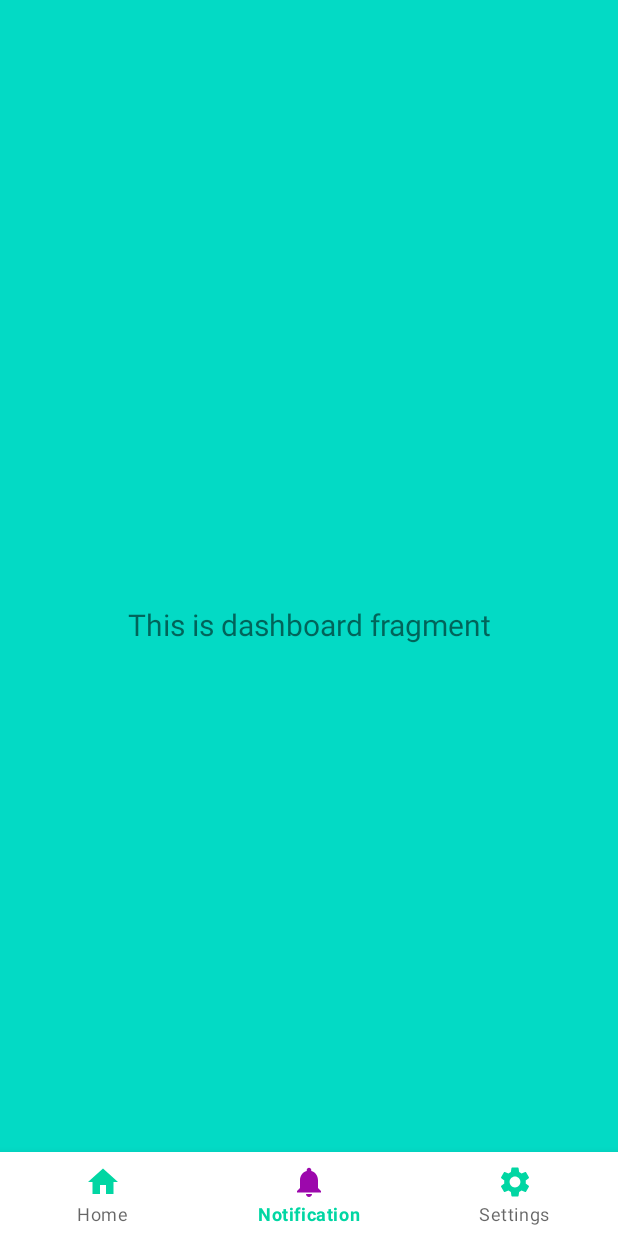
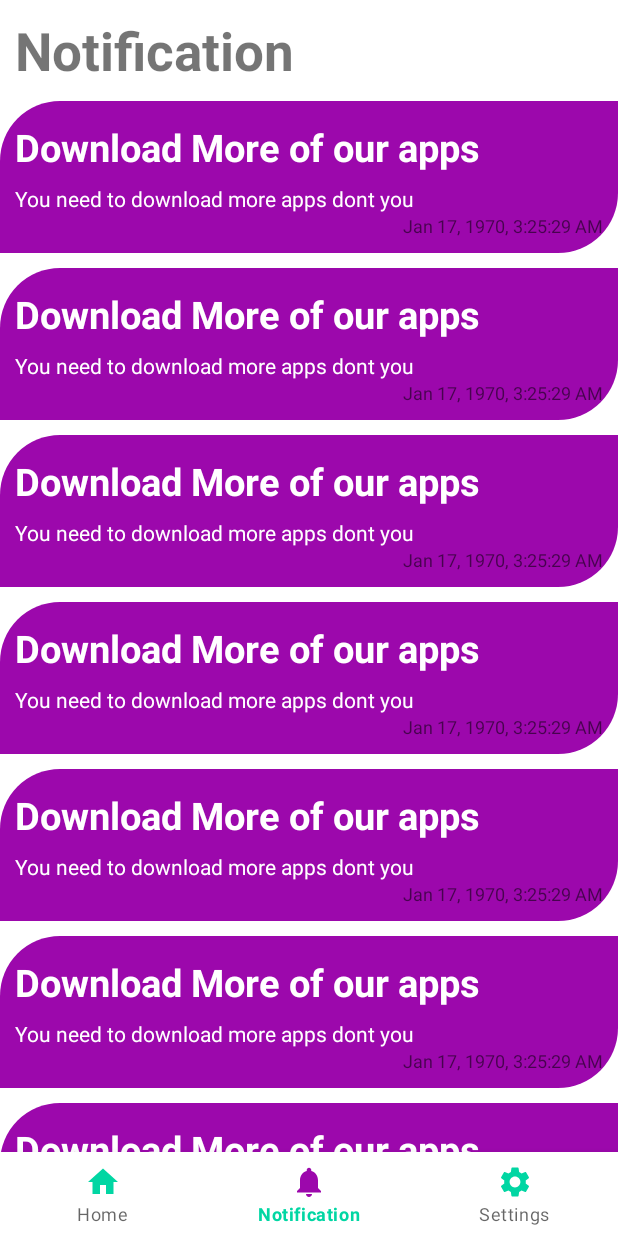
Before and after one commit to AgborSuccess/Pronounce, an Android app: the screen it shows after launch (MainActivity), item 2 of the bottom bar chosen, on a phone screen of 412 x 824 dp. Run offline under Robolectric (Android 15) with nearby library versions, the phone set to English and light mode, and no system bars; our stand-ins replace navigation-ui.

Commit message:
Implemented the notifications fragment Layout

```diff
--- a/app/src/main/java/com/example/pronouncetwo/ui/dashboard/DashboardFragment.java
+++ b/app/src/main/java/com/example/pronouncetwo/ui/dashboard/DashboardFragment.java
@@ -9,6 +9,8 @@ import android.widget.TextView;
 import androidx.annotation.NonNull;
 import androidx.fragment.app.Fragment;
 import androidx.lifecycle.ViewModelProvider;
+import androidx.recyclerview.widget.LinearLayoutManager;
+import androidx.recyclerview.widget.RecyclerView;
 
 import com.example.pronouncetwo.databinding.FragmentDashboardBinding;
 
@@ -26,6 +28,13 @@ public class DashboardFragment extends Fragment {
 
         final TextView textView = binding.textDashboard;
         dashboardViewModel.getText().observe(getViewLifecycleOwner(), textView::setText);
+
+        RecyclerView recyclerView;
+        recyclerView = binding.recyclerview;
+        recyclerView.setLayoutManager(new LinearLayoutManager(getActivity()));
+        Notification_adapter notification_adapter = new Notification_adapter(getActivity());
+        recyclerView.setAdapter(notification_adapter);
+
         return root;
     }
 
--- a/app/src/main/java/com/example/pronouncetwo/ui/dashboard/DashboardViewModel.java
+++ b/app/src/main/java/com/example/pronouncetwo/ui/dashboard/DashboardViewModel.java
@@ -10,7 +10,7 @@ public class DashboardViewModel extends ViewModel {
 
     public DashboardViewModel() {
         mText = new MutableLiveData<>();
-        mText.setValue("This is dashboard fragment");
+        mText.setValue("Notification");
     }
 
     public LiveData<String> getText() {
--- /dev/null
+++ b/app/src/main/java/com/example/pronouncetwo/ui/dashboard/Notification.java
@@ -0,0 +1,31 @@
+package com.example.pronouncetwo.ui.dashboard;
+
+public class Notification{
+    String title;
+    String description;
+    long createdTime;
+
+    public String getTitle() {
+        return title;
+    }
+
+    public void setTitle(String title) {
+        this.title = title;
+    }
+
+    public String getDescription() {
+        return description;
+    }
+
+    public void setDescription(String description) {
+        this.description = description;
+    }
+
+    public long getCreatedTime() {
+        return createdTime;
+    }
+
+    public void setCreatedTime(long createdTime) {
+        this.createdTime = createdTime;
+    }
+}
--- /dev/null
+++ b/app/src/main/java/com/example/pronouncetwo/ui/dashboard/Notification_adapter.java
@@ -0,0 +1,87 @@
+package com.example.pronouncetwo.ui.dashboard;
+
+import android.content.Context;
+import android.content.ContextWrapper;
+import android.view.LayoutInflater;
+import android.view.MenuItem;
+import android.view.View;
+import android.view.ViewGroup;
+import android.widget.PopupMenu;
+import android.widget.TextView;
+import android.widget.Toast;
+
+import androidx.annotation.NonNull;
+import androidx.recyclerview.widget.RecyclerView;
+
+import com.example.pronouncetwo.R;
+
+import java.text.DateFormat;
+
+public class Notification_adapter extends RecyclerView.Adapter<Notification_adapter.myViewHolder>{
+
+    Context context;
+
+    public Notification_adapter(Context context) {
+        this.context = context;
+    }
+
+    @NonNull
+    @Override
+    public myViewHolder onCreateViewHolder(@NonNull ViewGroup parent, int viewType) {
+        return new myViewHolder(LayoutInflater.from(context).inflate(R.layout.notifications_layout, parent, false));
+    }
+
+    @Override
+    public void onBindViewHolder(@NonNull myViewHolder holder, int position) {
+//        Notification_adapter notification_adapter
+        int time = (int) System.currentTimeMillis();
+        String formattedTime = DateFormat.getDateTimeInstance().format(time);
+        holder.NotificationTitle.setText("Download More of our apps");
+        holder.NotificationDescription.setText("You need to download more apps dont you");
+        holder.NotificationTime.setText(formattedTime);
+
+        holder.itemView.setOnLongClickListener(new View.OnLongClickListener() {
+            @Override
+            public boolean onLongClick(View v) {
+
+                PopupMenu menu = new PopupMenu(context, v);
+                menu.getMenu().add("DELETE");
+                menu.setOnMenuItemClickListener(new PopupMenu.OnMenuItemClickListener() {
+                    @Override
+                    public boolean onMenuItemClick(MenuItem item) {
+
+                        if(item.getTitle().equals("DELETE")){
+//                            delete the note
+                            Toast.makeText(context, "Notification Deleted", Toast.LENGTH_SHORT).show();
+                        }
+
+                        return true;
+                    }
+                });
+                menu.show();
+
+                return true;
+            }
+        });
+    }
+
+    @Override
+    public int getItemCount() {
+        return 30;
+    }
+
+    public class myViewHolder extends RecyclerView.ViewHolder{
+
+        TextView NotificationTitle;
+        TextView NotificationDescription;
+        TextView NotificationTime;
+
+        public myViewHolder(@NonNull View itemView) {
+            super(itemView);
+
+            NotificationTitle = itemView.findViewById(R.id.notification_title);
+            NotificationDescription = itemView.findViewById(R.id.notification_text);
+            NotificationTime = itemView.findViewById(R.id.notification_time);
+        }
+    }
+}
--- a/app/src/main/java/com/example/pronouncetwo/ui/home/HomeFragment.java
+++ b/app/src/main/java/com/example/pronouncetwo/ui/home/HomeFragment.java
@@ -62,6 +62,9 @@ public class HomeFragment extends Fragment {
 
 //                Generates Error cos of te below line of code @Line64
                 finalTts.speak(txtToSpeech, TextToSpeech.QUEUE_FLUSH, null);
+
+
+
 //
 //                finalTts.speak(txtToSpeech, TextToSpeech.QUEUE_ADD, null);
 //                finalTts.shutdown();
@@ -79,6 +82,7 @@ public class HomeFragment extends Fragment {
     @Override
     public void onDestroyView() {
 
+
         super.onDestroyView();
         binding = null;
 
--- /dev/null
+++ b/app/src/main/res/drawable/notification_item_background.xml
@@ -0,0 +1,8 @@
+<?xml version="1.0" encoding="utf-8"?>
+<shape xmlns:android="http://schemas.android.com/apk/res/android" android:shape="rectangle">
+
+    <corners android:bottomRightRadius="40dp" android:topLeftRadius="40dp"/>
+<!--    <gradient android:startColor="@color/mySecondary" android:centerColor="@color/myPrimary" android:endColor="@color/white"/>-->
+    <solid android:color="@color/mySecondary"/>
+
+</shape>
--- a/app/src/main/res/layout/fragment_dashboard.xml
+++ b/app/src/main/res/layout/fragment_dashboard.xml
@@ -1,23 +1,30 @@
 <?xml version="1.0" encoding="utf-8"?>
-<androidx.constraintlayout.widget.ConstraintLayout xmlns:android="http://schemas.android.com/apk/res/android"
+<RelativeLayout xmlns:android="http://schemas.android.com/apk/res/android"
     xmlns:app="http://schemas.android.com/apk/res-auto"
     xmlns:tools="http://schemas.android.com/tools"
     android:layout_width="match_parent"
     android:layout_height="match_parent"
-    android:background="@color/teal_200"
     tools:context=".ui.dashboard.DashboardFragment">
 
-    <TextView
-        android:id="@+id/text_dashboard"
+    <LinearLayout
+        android:id="@+id/Fragment_tag"
         android:layout_width="match_parent"
         android:layout_height="wrap_content"
-        android:layout_marginStart="8dp"
-        android:layout_marginTop="8dp"
-        android:layout_marginEnd="8dp"
-        android:textAlignment="center"
-        android:textSize="20sp"
-        app:layout_constraintBottom_toBottomOf="parent"
-        app:layout_constraintEnd_toEndOf="parent"
-        app:layout_constraintStart_toStartOf="parent"
-        app:layout_constraintTop_toTopOf="parent" />
-</androidx.constraintlayout.widget.ConstraintLayout>
+        android:orientation="horizontal"
+        >
+        <TextView
+            android:layout_width="wrap_content"
+            android:layout_height="wrap_content"
+            android:id="@+id/text_dashboard"
+            android:textSize="35sp"
+            android:textStyle="bold"
+            android:padding="10dp"/>
+    </LinearLayout>
+
+    <androidx.recyclerview.widget.RecyclerView
+        android:id="@+id/recyclerview"
+        android:layout_width="match_parent"
+        android:layout_height="match_parent"
+        android:layout_below="@id/Fragment_tag"/>
+
+</RelativeLayout>
--- /dev/null
+++ b/app/src/main/res/layout/notifications_layout.xml
@@ -0,0 +1,39 @@
+<?xml version="1.0" encoding="utf-8"?>
+<RelativeLayout xmlns:android="http://schemas.android.com/apk/res/android"
+    android:layout_width="match_parent"
+    android:layout_height="wrap_content"
+    android:padding="10dp"
+    android:background="@drawable/notification_item_background"
+    android:layout_marginBottom="10dp">
+
+
+    <TextView
+        android:id="@+id/notification_title"
+        android:layout_width="wrap_content"
+        android:layout_height="45dp"
+        android:textStyle="bold"
+        android:textSize="25sp"
+        android:text="Title"
+        android:textColor="@color/white"
+        android:paddingTop="3dp"/>
+    <TextView
+        android:id="@+id/notification_text"
+        android:layout_width="match_parent"
+        android:layout_height="wrap_content"
+        android:textColor="@color/white"
+        android:text=" This is some of the most important content"
+        android:layout_below="@id/notification_title"
+        />
+
+    <TextView
+        android:layout_width="match_parent"
+        android:layout_height="wrap_content"
+        android:id="@+id/notification_time"
+        android:text="15 sep 2022"
+        android:layout_below="@id/notification_text"
+        android:gravity="right"
+        android:textSize="12dp"/>
+
+
+
+</RelativeLayout>
```
